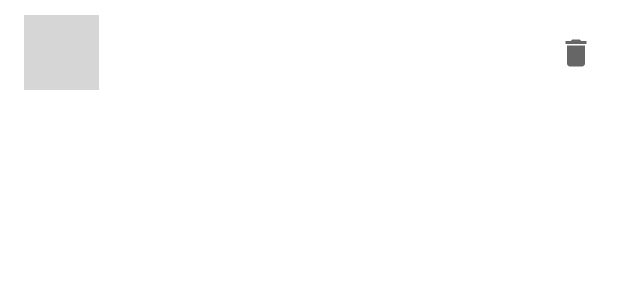
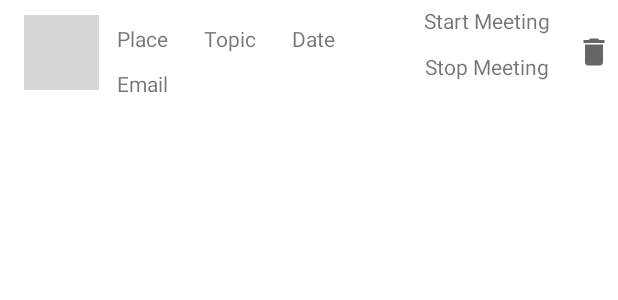
Before and after one commit to Demarlier/MaReu, an Android app: the layout fragment_meeting.xml on its own in the app's theme, with its tools: preview values and no code run, on a phone screen of 412 x 824 dp. Shown: the top 300 px of the screen. Run offline under Robolectric (Android 15) with nearby library versions, the phone set to English and light mode, and no system bars; grey boxes are pictures that could not be loaded.

Commit message:
Update RecyclerView

```diff
--- a/app/src/main/res/layout/fragment_meeting.xml
+++ b/app/src/main/res/layout/fragment_meeting.xml
@@ -5,7 +5,8 @@
     android:id="@+id/fragmentMeeting"
     android:layout_width="match_parent"
     android:layout_height="wrap_content"
-    android:orientation="vertical">
+    android:orientation="vertical"
+    tools:layout_editor_absoluteY="81dp">
 
     <ImageView
         android:id="@+id/item_round_image"
@@ -14,29 +15,88 @@
         android:layout_marginStart="16dp"
         android:layout_marginTop="10dp"
         android:layout_marginBottom="10dp"
-        tools:src="@tools:sample/avatars"
         app:layout_constraintBottom_toBottomOf="parent"
         app:layout_constraintStart_toStartOf="parent"
-        app:layout_constraintTop_toTopOf="parent" />
+        app:layout_constraintTop_toTopOf="parent"
+        tools:src="@tools:sample/avatars" />
 
-    <TextView
-        android:id="@+id/item_list_name"
-        android:layout_width="wrap_content"
-        android:layout_height="wrap_content"
-        android:layout_marginStart="24dp"
-        app:layout_constraintBottom_toBottomOf="@+id/item_round_image"
-        app:layout_constraintStart_toEndOf="@+id/item_round_image"
-        app:layout_constraintTop_toTopOf="@+id/item_round_image" />
 
     <ImageButton
         android:id="@+id/item_list_delete_button"
         android:layout_width="wrap_content"
         android:layout_height="wrap_content"
-        android:layout_marginEnd="16dp"
+        android:layout_marginEnd="4dp"
         android:background="@null"
-        app:layout_constraintBottom_toBottomOf="@+id/item_list_name"
+        app:layout_constraintBottom_toBottomOf="parent"
         app:layout_constraintEnd_toEndOf="parent"
-        app:layout_constraintTop_toTopOf="@+id/item_list_name"
-        app:srcCompat='@drawable/ic_baseline_delete_24'/>
+        app:layout_constraintTop_toTopOf="parent"
+        app:layout_constraintVertical_bias="0.489"
+        app:srcCompat='@drawable/ic_baseline_delete_24' />
+
+    <TextView
+        android:id="@+id/textViewPlace"
+        android:layout_width="wrap_content"
+        android:layout_height="wrap_content"
+        android:layout_marginStart="12dp"
+        android:layout_marginTop="16dp"
+        android:text="Place"
+        app:layout_constraintStart_toEndOf="@+id/item_round_image"
+        app:layout_constraintTop_toTopOf="parent" />
+
+    <TextView
+        android:id="@+id/textViewEmail"
+        android:layout_width="wrap_content"
+        android:layout_height="wrap_content"
+        android:layout_marginStart="12dp"
+        android:text="Email"
+        app:layout_constraintBottom_toBottomOf="parent"
+        app:layout_constraintStart_toEndOf="@+id/item_round_image"
+        app:layout_constraintTop_toBottomOf="@+id/textViewPlace"
+        app:layout_constraintVertical_bias="0.705" />
+
+    <TextView
+        android:id="@+id/textViewTopic"
+        android:layout_width="wrap_content"
+        android:layout_height="wrap_content"
+        android:layout_marginStart="24dp"
+        android:text="Topic"
+        app:layout_constraintBottom_toBottomOf="@+id/textViewPlace"
+        app:layout_constraintStart_toEndOf="@+id/textViewPlace"
+        app:layout_constraintTop_toTopOf="parent"
+        app:layout_constraintVertical_bias="1.0" />
+
+    <TextView
+        android:id="@+id/textViewDate"
+        android:layout_width="wrap_content"
+        android:layout_height="wrap_content"
+        android:layout_marginStart="24dp"
+        android:layout_marginTop="16dp"
+        android:text="Date"
+        app:layout_constraintStart_toEndOf="@+id/textViewTopic"
+        app:layout_constraintTop_toTopOf="parent" />
+
+    <TextView
+        android:id="@+id/textViewStartMeeting"
+        android:layout_width="wrap_content"
+        android:layout_height="wrap_content"
+        android:layout_marginTop="4dp"
+        android:text="Start Meeting"
+        app:layout_constraintEnd_toStartOf="@+id/item_list_delete_button"
+        app:layout_constraintHorizontal_bias="0.774"
+        app:layout_constraintStart_toEndOf="@+id/textViewDate"
+        app:layout_constraintTop_toTopOf="parent" />
+
+    <TextView
+        android:id="@+id/textViewStopMeeting"
+        android:layout_width="wrap_content"
+        android:layout_height="wrap_content"
+        android:layout_marginTop="4dp"
+        android:text="Stop Meeting"
+        app:layout_constraintBottom_toBottomOf="parent"
+        app:layout_constraintEnd_toStartOf="@+id/item_list_delete_button"
+        app:layout_constraintHorizontal_bias="0.904"
+        app:layout_constraintStart_toEndOf="@+id/textViewEmail"
+        app:layout_constraintTop_toBottomOf="@+id/textViewStartMeeting"
+        app:layout_constraintVertical_bias="0.32" />
 
 </androidx.constraintlayout.widget.ConstraintLayout>
```
Also changed, not shown: app/src/main/java/johnny/demarlier/mareu/Controller/AddMeetingActivity.java (+25 -11 lines), app/src/main/java/johnny/demarlier/mareu/Controller/ListMeetingActivity.java (+10 -37 lines), app/src/main/java/johnny/demarlier/mareu/Event/DeleteMeetingEvent.java (deleted, +0 -21 lines), app/src/main/java/johnny/demarlier/mareu/MeetingDiffCallback.java (added, +37 -0 lines), app/src/main/java/johnny/demarlier/mareu/Model/Meeting.java (+22 -12 lines), app/src/main/java/johnny/demarlier/mareu/View/ListMeetingViewHolder.java (added, +48 -0 lines), app/src/main/java/johnny/demarlier/mareu/View/MeetingListAdapter.java (added, +55 -0 lines), app/src/main/res/drawable/ic_baseline_play_circle_outline_24.xml (added, +10 -0 lines).
